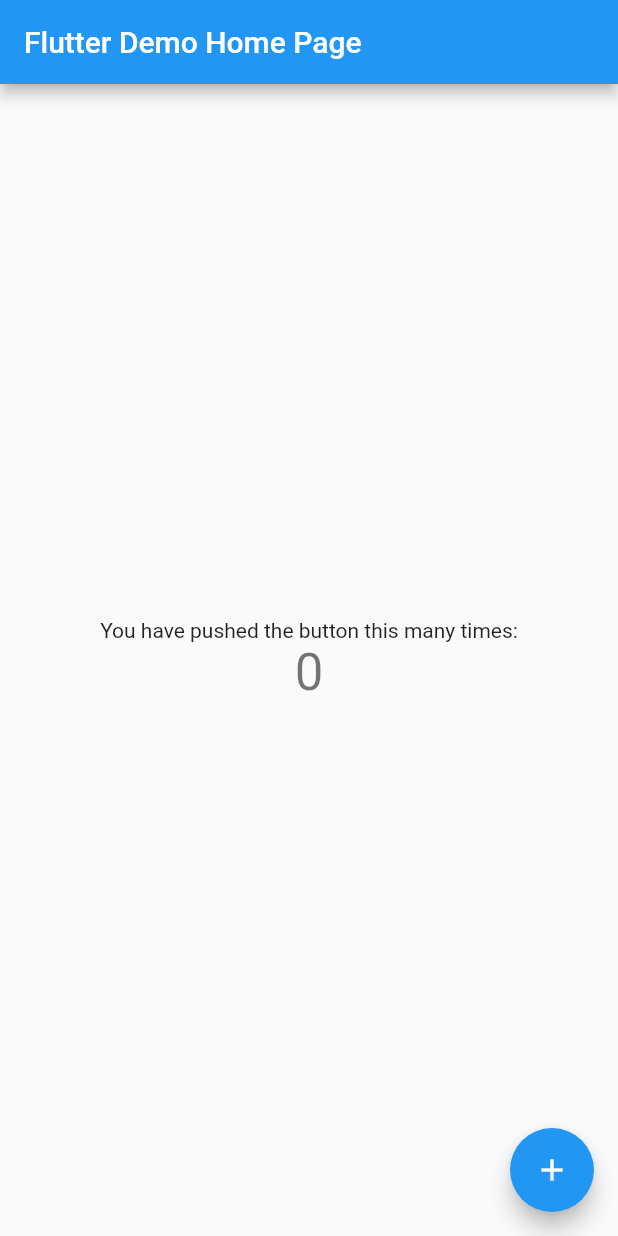
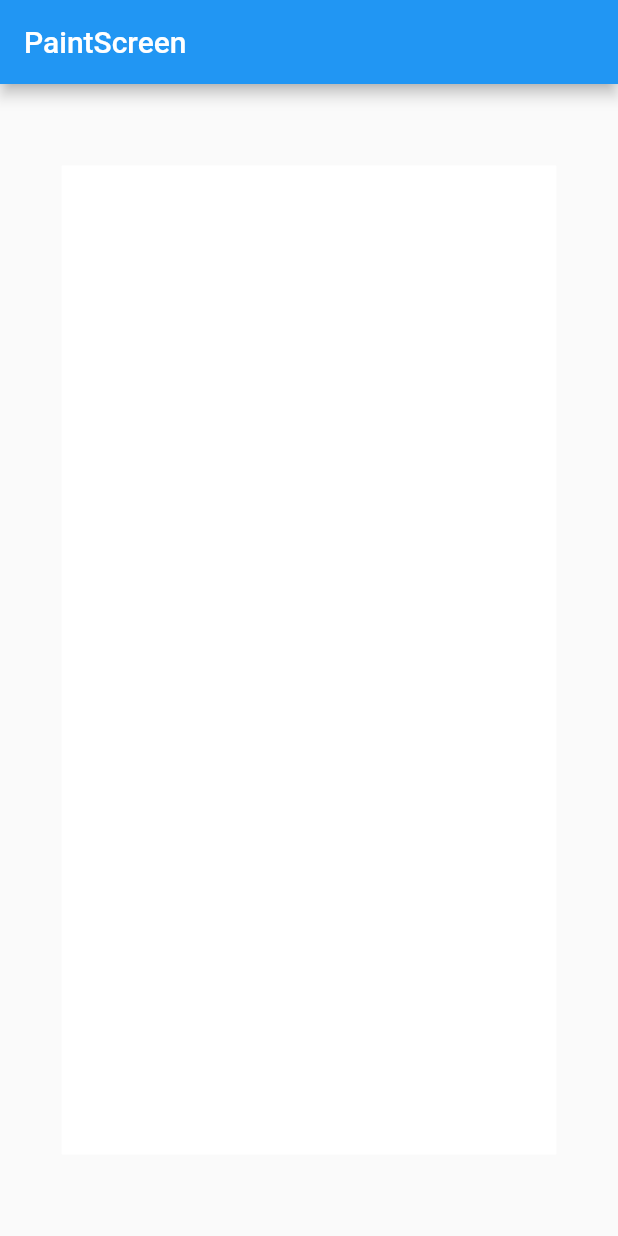
Before and after one commit to mrmile/MobileDevices_FirebaseProject, a Flutter app: the screen it shows after launch, on a phone screen of 412 x 824 dp. Run offline on Flutter 3.47's test engine with Material 2 defaults, Android fonts, the phone set to English and light mode, and no system bars; our stand-ins replace firebase_core; accounts and stored records are empty.

Commit message:
Made painting widget
Tiene un pequeño bug al dibujar que se tendría que solucionar haciendo un add(null) en vez de add(null!) pero lo primero da muchos errores.

```diff
--- a/mobile_devices_firebase_tasks/lib/main.dart
+++ b/mobile_devices_firebase_tasks/lib/main.dart
@@ -1,115 +1,144 @@
+//import 'dart:ffi'; //Gives some errors - because of repeated declarations?
+import 'dart:ui';
 import 'package:flutter/material.dart';
 
-void main() {
+void main()
+{
   runApp(const MyApp());
 }
 
-class MyApp extends StatelessWidget {
+class MyApp extends StatelessWidget
+{
   const MyApp({super.key});
 
-  // This widget is the root of your application.
   @override
-  Widget build(BuildContext context) {
-    return MaterialApp(
+  Widget build(BuildContext context)
+  {
+    return MaterialApp
+    (
       title: 'Flutter Demo',
-      theme: ThemeData(
-        // This is the theme of your application.
-        //
-        // Try running your application with "flutter run". You'll see the
-        // application has a blue toolbar. Then, without quitting the app, try
-        // changing the primarySwatch below to Colors.green and then invoke
-        // "hot reload" (press "r" in the console where you ran "flutter run",
-        // or simply save your changes to "hot reload" in a Flutter IDE).
-        // Notice that the counter didn't reset back to zero; the application
-        // is not restarted.
+      theme: ThemeData
+      (
         primarySwatch: Colors.blue,
       ),
-      home: const MyHomePage(title: 'Flutter Demo Home Page'),
+      home: const MyHomePage(title: 'PaintScreen'),
     );
   }
 }
 
-class MyHomePage extends StatefulWidget {
+class MyHomePage extends StatefulWidget
+{
   const MyHomePage({super.key, required this.title});
-
-  // This widget is the home page of your application. It is stateful, meaning
-  // that it has a State object (defined below) that contains fields that affect
-  // how it looks.
-
-  // This class is the configuration for the state. It holds the values (in this
-  // case the title) provided by the parent (in this case the App widget) and
-  // used by the build method of the State. Fields in a Widget subclass are
-  // always marked "final".
-
   final String title;
 
   @override
   State<MyHomePage> createState() => _MyHomePageState();
 }
 
-class _MyHomePageState extends State<MyHomePage> {
-  int _counter = 0;
+class _MyHomePageState extends State<MyHomePage>
+{
+  List<Offset> points = [];
 
-  void _incrementCounter() {
-    setState(() {
-      // This call to setState tells the Flutter framework that something has
-      // changed in this State, which causes it to rerun the build method below
-      // so that the display can reflect the updated values. If we changed
-      // _counter without calling setState(), then the build method would not be
-      // called again, and so nothing would appear to happen.
-      _counter++;
-    });
+  @override
+  Widget build(BuildContext context)
+  {
+    final double referenceWidth = MediaQuery.of(context).size.width;
+    final double referenceHeight = MediaQuery.of(context).size.height;
+
+    return Scaffold
+    (
+      appBar: AppBar
+      (
+        title: Text(widget.title),
+      ),
+      body: Center
+      (
+        child: Column
+        (
+          mainAxisAlignment: MainAxisAlignment.center,
+          children: <Widget>
+          [
+            Container
+            (
+              width: referenceWidth * 0.80,
+              height: referenceHeight * 0.80,
+              color: Colors.white,
+
+              child: GestureDetector
+              (
+                onPanDown: (details)
+                {
+                  setState //this.setState...
+                  (() {
+                    points.add(details.localPosition);
+                  });
+                },
+                onPanUpdate: (details)
+                {
+                  setState
+                  (() {
+                    points.add(details.localPosition);
+                  });
+                },
+                onPanEnd: (details)
+                {
+                  setState
+                  (() {
+                    points.add(null!);
+                  });
+                },
+                child: CustomPaint
+                (
+                  painter: CustomPainterWidged(pointsPass: points),
+                ),
+              ),
+            )
+          ],
+        ),
+      ),
+    );
+  }
+}
+
+class CustomPainterWidged extends CustomPainter
+{
+  List<Offset> pointsPass;
+
+  CustomPainterWidged({required this.pointsPass});
+
+  @override
+  void paint(Canvas canvas, Size size)
+  {
+    Paint drawingCanvas = Paint();
+    drawingCanvas.color = Colors.white;
+
+    Rect canvasRectangle = Rect.fromLTWH(0, 0, size.width, size.height);
+
+    canvas.drawRect(canvasRectangle, drawingCanvas);
+
+    Paint paint = Paint();
+    paint.color = Colors.black;
+    paint.strokeWidth = 2.0;
+    paint.strokeCap = StrokeCap.round;
+
+    for(int x = 0; x < pointsPass.length - 1; x++)
+    {
+      if(pointsPass[x] != null && pointsPass[x + 1] != null)
+      {
+        canvas.drawLine(pointsPass[x], pointsPass[x + 1], paint);
+      }
+      else if(pointsPass[x] != null && pointsPass[x + 1] == null)
+      {
+        canvas.drawPoints(PointMode.points, [pointsPass[x]], paint);
+      }
+    }
   }
 
   @override
-  Widget build(BuildContext context) {
-    // This method is rerun every time setState is called, for instance as done
-    // by the _incrementCounter method above.
-    //
-    // The Flutter framework has been optimized to make rerunning build methods
-    // fast, so that you can just rebuild anything that needs updating rather
-    // than having to individually change instances of widgets.
-    return Scaffold(
-      appBar: AppBar(
-        // Here we take the value from the MyHomePage object that was created by
-        // the App.build method, and use it to set our appbar title.
-        title: Text(widget.title),
-      ),
-      body: Center(
-        // Center is a layout widget. It takes a single child and positions it
-        // in the middle of the parent.
-        child: Column(
-          // Column is also a layout widget. It takes a list of children and
-          // arranges them vertically. By default, it sizes itself to fit its
-          // children horizontally, and tries to be as tall as its parent.
-          //
-          // Invoke "debug painting" (press "p" in the console, choose the
-          // "Toggle Debug Paint" action from the Flutter Inspector in Android
-          // Studio, or the "Toggle Debug Paint" command in Visual Studio Code)
-          // to see the wireframe for each widget.
-          //
-          // Column has various properties to control how it sizes itself and
-          // how it positions its children. Here we use mainAxisAlignment to
-          // center the children vertically; the main axis here is the vertical
-          // axis because Columns are vertical (the cross axis would be
-          // horizontal).
-          mainAxisAlignment: MainAxisAlignment.center,
-          children: <Widget>[
-            const Text(
-              'You have pushed the button this many times:',
-            ),
-            Text(
-              '$_counter',
-              style: Theme.of(context).textTheme.headline4,
-            ),
-          ],
-        ),
-      ),
-      floatingActionButton: FloatingActionButton(
-        onPressed: _incrementCounter,
-        tooltip: 'Increment',
-        child: const Icon(Icons.add),
-      ), // This trailing comma makes auto-formatting nicer for build methods.
-    );
+  bool shouldRepaint(covariant CustomPainter oldDelegate)
+  {
+    // TODO: implement shouldRepaint
+    return true;
   }
+
 }
```
